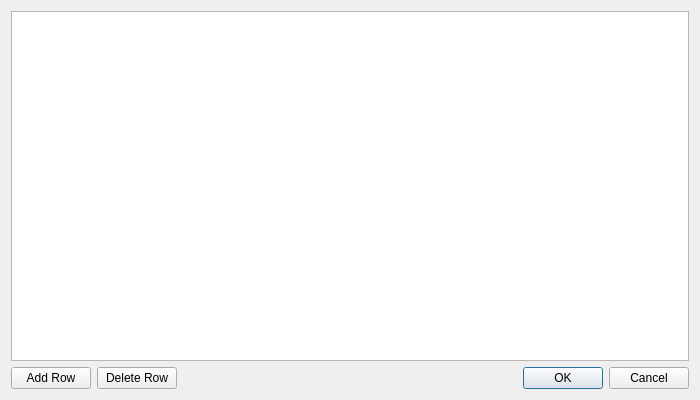
Qt form source/modorganizer/src/forcedloaddialog.ui (ArialSenki/MO2-Revamped) before a commit.
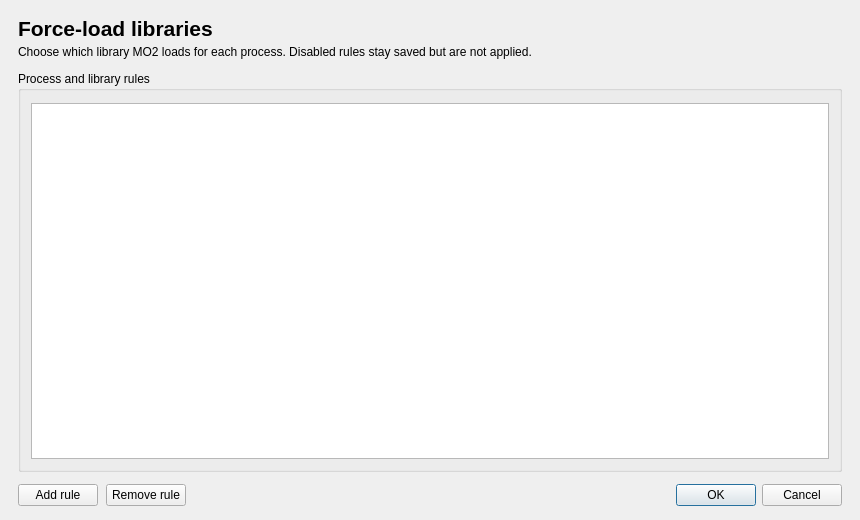
The same form after that commit.

```diff
--- a/source/modorganizer/src/forcedloaddialog.ui
+++ b/source/modorganizer/src/forcedloaddialog.ui
@@ -2,79 +2,54 @@
 <ui version="4.0">
  <class>ForcedLoadDialog</class>
  <widget class="QDialog" name="ForcedLoadDialog">
-  <property name="geometry">
-   <rect>
-    <x>0</x>
-    <y>0</y>
-    <width>700</width>
-    <height>400</height>
-   </rect>
-  </property>
-  <property name="windowTitle">
-   <string>Forced Load Settings</string>
-  </property>
+  <property name="geometry"><rect><x>0</x><y>0</y><width>860</width><height>520</height></rect></property>
+  <property name="minimumSize"><size><width>680</width><height>420</height></size></property>
+  <property name="windowTitle"><string>Force-load settings</string></property>
   <layout class="QVBoxLayout" name="verticalLayout">
+   <property name="spacing"><number>12</number></property>
+   <property name="leftMargin"><number>18</number></property>
+   <property name="topMargin"><number>16</number></property>
+   <property name="rightMargin"><number>18</number></property>
+   <property name="bottomMargin"><number>14</number></property>
    <item>
-    <widget class="QTableWidget" name="tableWidget">
-     <property name="editTriggers">
-      <set>QAbstractItemView::NoEditTriggers</set>
-     </property>
-     <property name="selectionMode">
-      <enum>QAbstractItemView::SingleSelection</enum>
-     </property>
-     <property name="selectionBehavior">
-      <enum>QAbstractItemView::SelectRows</enum>
-     </property>
-     <property name="columnCount">
-      <number>1</number>
-     </property>
-     <attribute name="horizontalHeaderVisible">
-      <bool>false</bool>
-     </attribute>
-     <attribute name="horizontalHeaderStretchLastSection">
-      <bool>true</bool>
-     </attribute>
-     <column/>
+    <widget class="QWidget" name="headerPanel" native="true">
+     <layout class="QVBoxLayout" name="headerLayout">
+      <property name="spacing"><number>4</number></property>
+      <property name="leftMargin"><number>0</number></property><property name="topMargin"><number>0</number></property>
+      <property name="rightMargin"><number>0</number></property><property name="bottomMargin"><number>0</number></property>
+      <item><widget class="QLabel" name="titleLabel"><property name="font"><font><pointsize>16</pointsize><weight>600</weight><bold>true</bold></font></property><property name="text"><string>Force-load libraries</string></property></widget></item>
+      <item><widget class="QLabel" name="subtitleLabel"><property name="text"><string>Choose which library MO2 loads for each process. Disabled rules stay saved but are not applied.</string></property><property name="wordWrap"><bool>true</bool></property></widget></item>
+     </layout>
+    </widget>
+   </item>
+   <item>
+    <widget class="QGroupBox" name="rulesGroup">
+     <property name="title"><string>Process and library rules</string></property>
+     <layout class="QVBoxLayout" name="rulesLayout">
+      <property name="spacing"><number>6</number></property>
+      <property name="leftMargin"><number>10</number></property><property name="topMargin"><number>12</number></property>
+      <property name="rightMargin"><number>10</number></property><property name="bottomMargin"><number>10</number></property>
+      <item>
+       <widget class="QTableWidget" name="tableWidget">
+        <property name="editTriggers"><set>QAbstractItemView::NoEditTriggers</set></property>
+        <property name="selectionMode"><enum>QAbstractItemView::SingleSelection</enum></property>
+        <property name="selectionBehavior"><enum>QAbstractItemView::SelectRows</enum></property>
+        <property name="columnCount"><number>1</number></property>
+        <attribute name="horizontalHeaderVisible"><bool>false</bool></attribute>
+        <attribute name="horizontalHeaderStretchLastSection"><bool>true</bool></attribute>
+        <column/>
+       </widget>
+      </item>
+     </layout>
     </widget>
    </item>
    <item>
     <layout class="QHBoxLayout" name="horizontalLayout">
-     <item>
-      <widget class="QPushButton" name="addRowButton">
-       <property name="toolTip">
-        <string>Adds a row to the table.</string>
-       </property>
-       <property name="whatsThis">
-        <string>Adds a row to the table.</string>
-       </property>
-       <property name="text">
-        <string>Add Row</string>
-       </property>
-      </widget>
-     </item>
-     <item>
-      <widget class="QPushButton" name="deleteRowButton">
-       <property name="toolTip">
-        <string>Deletes the selected row from the table.</string>
-       </property>
-       <property name="whatsThis">
-        <string>Deletes the selected row from the table.</string>
-       </property>
-       <property name="text">
-        <string>Delete Row</string>
-       </property>
-      </widget>
-     </item>
-     <item>
-      <widget class="QDialogButtonBox" name="buttonBox">
-       <property name="orientation">
-        <enum>Qt::Horizontal</enum>
-       </property>
-       <property name="standardButtons">
-        <set>QDialogButtonBox::Cancel|QDialogButtonBox::Ok</set>
-       </property>
-      </widget>
-     </item>
+     <property name="spacing"><number>8</number></property>
+     <item><widget class="QPushButton" name="addRowButton"><property name="toolTip"><string>Add a process and library rule.</string></property><property name="text"><string>Add rule</string></property><property name="autoDefault"><bool>false</bool></property></widget></item>
+     <item><widget class="QPushButton" name="deleteRowButton"><property name="toolTip"><string>Remove the selected rule.</string></property><property name="text"><string>Remove rule</string></property><property name="autoDefault"><bool>false</bool></property></widget></item>
+     <item><spacer name="footerSpacer"><property name="orientation"><enum>Qt::Horizontal</enum></property><property name="sizeHint" stdset="0"><size><width>40</width><height>20</height></size></property></spacer></item>
+     <item><widget class="QDialogButtonBox" name="buttonBox"><property name="orientation"><enum>Qt::Horizontal</enum></property><property name="standardButtons"><set>QDialogButtonBox::Cancel|QDialogButtonBox::Ok</set></property></widget></item>
     </layout>
    </item>
   </layout>
```
Left out of the diff: 34 changed lines with no effect on the pictures.
